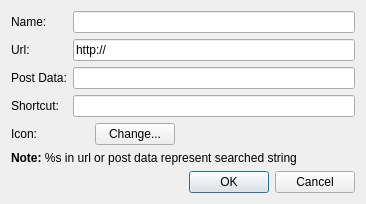
Above: src/lib/opensearch/editsearchengine.ui from Tauzun/midori-web- before the change. Below: the same form after it.
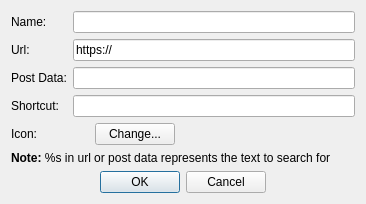
That is the form after the change.

What changed in the file:
```diff
--- a/src/lib/opensearch/editsearchengine.ui
+++ b/src/lib/opensearch/editsearchengine.ui
@@ -34,7 +34,7 @@
    <item row="1" column="1">
     <widget class="QLineEdit" name="url">
      <property name="text">
-      <string notr="true">http://</string>
+      <string notr="true">https://</string>
      </property>
     </widget>
    </item>
@@ -103,17 +103,7 @@
    <item row="5" column="0" colspan="2">
     <widget class="QLabel" name="label_4">
      <property name="text">
-      <string>&lt;b&gt;Note: &lt;/b&gt;%s in url or post data represent searched string</string>
-     </property>
-    </widget>
-   </item>
-   <item row="6" column="1">
-    <widget class="QDialogButtonBox" name="buttonBox">
-     <property name="orientation">
-      <enum>Qt::Horizontal</enum>
-     </property>
-     <property name="standardButtons">
-      <set>QDialogButtonBox::Cancel|QDialogButtonBox::Ok</set>
+      <string>&lt;b&gt;Note: &lt;/b&gt;%s in url or post data represents the text to search for</string>
      </property>
     </widget>
    </item>
@@ -127,6 +117,22 @@
    <item row="2" column="1">
     <widget class="QLineEdit" name="postData"/>
    </item>
+   <item row="6" column="0" colspan="2">
+    <widget class="QDialogButtonBox" name="buttonBox">
+     <property name="cursor">
+      <cursorShape>PointingHandCursor</cursorShape>
+     </property>
+     <property name="orientation">
+      <enum>Qt::Horizontal</enum>
+     </property>
+     <property name="standardButtons">
+      <set>QDialogButtonBox::Cancel|QDialogButtonBox::Ok</set>
+     </property>
+     <property name="centerButtons">
+      <bool>true</bool>
+     </property>
+    </widget>
+   </item>
   </layout>
  </widget>
  <resources/>
```
Left out of the diff: 14 changed lines with no effect on the pictures.
